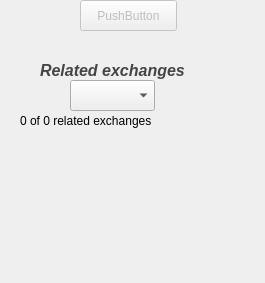
This is widgetqmfobject.ui in ErnieAllen/XView as Qt 5 draws it before an edit. The edited form follows.
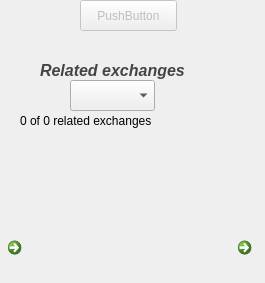
This is the edited form. Custom widgets are drawn as their Qt base class.

Commit message: Added prev/next buttons to sections to show/hide adjacent sections.

```diff
--- a/widgetqmfobject.ui
+++ b/widgetqmfobject.ui
@@ -210,6 +210,38 @@
     </rect>
    </property>
   </widget>
+  <widget class="CommandLinkButton" name="commandLinkButtonNext">
+   <property name="geometry">
+    <rect>
+     <x>230</x>
+     <y>230</y>
+     <width>31</width>
+     <height>41</height>
+    </rect>
+   </property>
+   <property name="focusPolicy">
+    <enum>Qt::NoFocus</enum>
+   </property>
+   <property name="text">
+    <string/>
+   </property>
+  </widget>
+  <widget class="CommandLinkButton" name="commandLinkButtonPrev">
+   <property name="geometry">
+    <rect>
+     <x>0</x>
+     <y>230</y>
+     <width>31</width>
+     <height>41</height>
+    </rect>
+   </property>
+   <property name="focusPolicy">
+    <enum>Qt::NoFocus</enum>
+   </property>
+   <property name="text">
+    <string/>
+   </property>
+  </widget>
  </widget>
  <customwidgets>
   <customwidget>
@@ -217,6 +249,11 @@
    <extends>QWidget</extends>
    <header>chart.h</header>
   </customwidget>
+  <customwidget>
+   <class>CommandLinkButton</class>
+   <extends>QCommandLinkButton</extends>
+   <header location="global">commandlinkbutton.h</header>
+  </customwidget>
  </customwidgets>
  <resources/>
  <connections/>
```
The commit also changes 5 other files.
